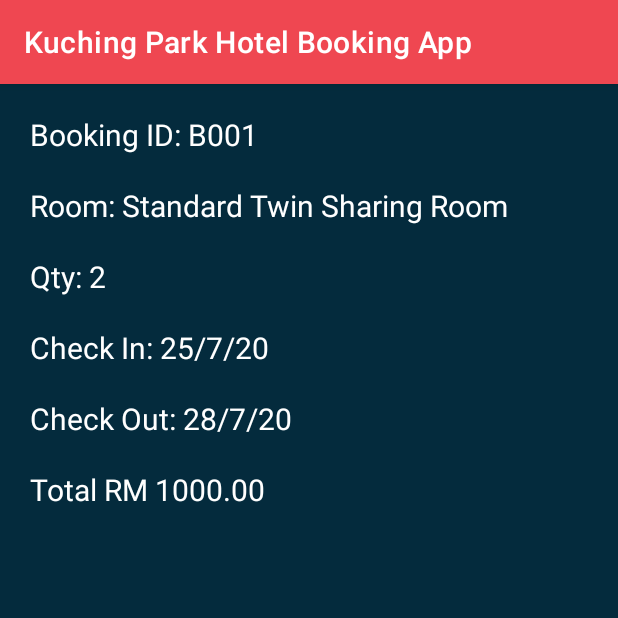
After one commit to TeradonGenesis/Booking_App, an Android app: the Booking_History_Detail_Activity screen opened directly, with no data from a screen before it, on a phone screen of 412 x 824 dp, the top half of it. The commit adds this screen. Run offline under Robolectric (Android 15) with nearby library versions, the phone set to English and light mode, and no system bars; network calls fail; 8 statements that could not run were skipped.

Commit message:
LJL fixes

```diff
--- a/Kuching_Park_Hotel/app/src/main/AndroidManifest.xml
+++ b/Kuching_Park_Hotel/app/src/main/AndroidManifest.xml
@@ -17,6 +17,7 @@
         android:supportsRtl="true"
         android:theme="@style/AppTheme"
         android:usesCleartextTraffic="true">
+        <activity android:name=".Booking_History_Detail_Activity"></activity>
         <activity
             android:name=".Room_Info_Activity"
             android:label="@string/title_activity_room__info_"
--- /dev/null
+++ b/Kuching_Park_Hotel/app/src/main/java/com/example/kuching_park_hotel/Booking_History_Detail_Activity.java
@@ -0,0 +1,64 @@
+package com.example.kuching_park_hotel;
+
+import androidx.appcompat.app.AppCompatActivity;
+
+import android.os.Bundle;
+import android.widget.TextView;
+
+import java.util.HashMap;
+
+public class Booking_History_Detail_Activity extends AppCompatActivity {
+
+    private int booking_id, room_id, guest_ref, room_qty;
+    private String check_in, check_out, room_name;
+    private float total;
+
+    private TextView textView_booking_id, textView_room_qty, textView_check_in, textView_check_out, textView_room_name, textView_total;
+
+    @Override
+    protected void onCreate(Bundle savedInstanceState) {
+        super.onCreate(savedInstanceState);
+        setContentView(R.layout.activity_booking__history__detail_);
+        getBundle();
+        init();
+    }
+
+    public void init() {
+        textView_booking_id = findViewById(R.id.textView_history_booking_id);
+        textView_room_qty = findViewById(R.id.textView_history_room_qty);
+        textView_check_in = findViewById(R.id.textView_history_check_in);
+        textView_check_out = findViewById(R.id.textView_history_check_out);
+        textView_room_name = findViewById(R.id.textView_history_room_name);
+        textView_total = findViewById(R.id.textView_history_total);
+    }
+
+    //Function to receive data from activity
+    public void getBundle() {
+        Bundle history = getIntent().getExtras();
+        booking_id = history.getInt("booking_id");
+        room_id = history.getInt("room_id");
+        guest_ref = history.getInt("guest_ref");
+        room_qty = history.getInt("room_qty");
+        check_in = history.getString("check_in");
+        check_out = history.getString("check_out");
+        room_name = history.getString("room_name");
+        total = history.getFloat("total");
+    }
+
+    public void setText() {
+
+        String id = "Booking ID: " + booking_id;
+        String name = "Room: " + room_name;
+        String qty = "Qty: " + room_qty + " rooms";
+        String in = "Check In: " + check_in;
+        String out = "Check out: " + check_out;
+        String total = "Total: ";
+
+        textView_room_qty = findViewById(R.id.textView_history_room_qty);
+        textView_check_in = findViewById(R.id.textView_history_check_in);
+        textView_check_out = findViewById(R.id.textView_history_check_out);
+        textView_room_name = findViewById(R.id.textView_history_room_name);
+        textView_total = findViewById(R.id.textView_history_total);
+    }
+
+}
--- a/Kuching_Park_Hotel/app/src/main/java/com/example/kuching_park_hotel/MyBookingsAdapter.java
+++ b/Kuching_Park_Hotel/app/src/main/java/com/example/kuching_park_hotel/MyBookingsAdapter.java
@@ -33,11 +33,11 @@ public class MyBookingsAdapter extends RecyclerView.Adapter<MyBookingsAdapter.Bo
     public void onBindViewHolder(@NonNull BookingsViewHolder holder, int position) {
         Booking_History booking = bookingHistoryArrayList.get(position);
         String name = booking.getRoom_name();
-        float price = booking.getTotal();
+        String price = "RM " + booking.getTotal() + "0";
         String duration = booking.getCheck_in() + " - " + booking.getCheck_out();
 
         holder.roomName.setText(name);
-        holder.price.setText(String.valueOf(price));
+        holder.price.setText(price);
         holder.duration.setText(duration);
     }
 
@@ -71,7 +71,7 @@ public class MyBookingsAdapter extends RecyclerView.Adapter<MyBookingsAdapter.Bo
             String room_name = bookingHistoryArrayList.get(pos).getRoom_name();
             float total = bookingHistoryArrayList.get(pos).getTotal();
 
-            Intent intent = new Intent(v.getContext(), MyBookingsFragment.class);
+            Intent intent = new Intent(v.getContext(), Booking_History_Detail_Activity.class);
             Bundle detail_bundle = new Bundle();
             detail_bundle.putInt("booking_id", booking_id);
             detail_bundle.putInt("room_id", room_id);
@@ -80,7 +80,7 @@ public class MyBookingsAdapter extends RecyclerView.Adapter<MyBookingsAdapter.Bo
             detail_bundle.putString("check_in", check_in);
             detail_bundle.putString("check_out", check_out);
             detail_bundle.putString("room_name", room_name);
-            detail_bundle.putFloat("stocks", total);
+            detail_bundle.putFloat("total", total);
 
             intent.putExtras(detail_bundle);
             v.getContext().startActivity(intent);
--- /dev/null
+++ b/Kuching_Park_Hotel/app/src/main/res/layout/activity_booking__history__detail_.xml
@@ -0,0 +1,83 @@
+<?xml version="1.0" encoding="utf-8"?>
+<androidx.constraintlayout.widget.ConstraintLayout xmlns:android="http://schemas.android.com/apk/res/android"
+    xmlns:app="http://schemas.android.com/apk/res-auto"
+    xmlns:tools="http://schemas.android.com/tools"
+    android:layout_width="match_parent"
+    android:layout_height="match_parent"
+    android:background="@color/darkblue"
+    android:padding="10dp"
+    tools:context="com.example.kuching_park_hotel.Booking_History_Detail_Activity">
+
+    <TextView
+        android:id="@+id/textView_history_booking_id"
+        android:layout_width="match_parent"
+        android:layout_height="wrap_content"
+        android:text="Booking ID: B001"
+        android:textSize="20sp"
+        android:padding="10dp"
+        android:textColor="@color/white"
+        app:layout_constraintTop_toTopOf="parent"
+        app:layout_constraintLeft_toLeftOf="parent"
+        />
+
+    <TextView
+        android:id="@+id/textView_history_room_name"
+        android:layout_width="match_parent"
+        android:layout_height="wrap_content"
+        android:text="Room: Standard Twin Sharing Room"
+        android:textSize="20sp"
+        android:padding="10dp"
+        android:textColor="@color/white"
+        app:layout_constraintTop_toBottomOf="@id/textView_history_booking_id"
+        app:layout_constraintLeft_toLeftOf="parent"
+        />
+
+    <TextView
+        android:id="@+id/textView_history_room_qty"
+        android:layout_width="match_parent"
+        android:layout_height="wrap_content"
+        android:text="Qty: 2"
+        android:textSize="20sp"
+        android:padding="10dp"
+        android:textColor="@color/white"
+        app:layout_constraintTop_toBottomOf="@id/textView_history_room_name"
+        app:layout_constraintLeft_toLeftOf="parent"
+        />
+
+    <TextView
+        android:id="@+id/textView_history_check_in"
+        android:layout_width="match_parent"
+        android:layout_height="wrap_content"
+        android:text="Check In: 25/7/20"
+        android:textSize="20sp"
+        android:padding="10dp"
+        android:textColor="@color/white"
+        app:layout_constraintTop_toBottomOf="@id/textView_history_room_qty"
+        app:layout_constraintLeft_toLeftOf="parent"
+        />
+
+    <TextView
+        android:id="@+id/textView_history_check_out"
+        android:layout_width="match_parent"
+        android:layout_height="wrap_content"
+        android:text="Check Out: 28/7/20"
+        android:textSize="20sp"
+        android:padding="10dp"
+        android:textColor="@color/white"
+        app:layout_constraintTop_toBottomOf="@id/textView_history_check_in"
+        app:layout_constraintLeft_toLeftOf="parent"
+        />
+
+    <TextView
+        android:id="@+id/textView_history_total"
+        android:layout_width="match_parent"
+        android:layout_height="wrap_content"
+        android:text="Total RM 1000.00"
+        android:textSize="20sp"
+        android:padding="10dp"
+        android:textColor="@color/white"
+        app:layout_constraintTop_toBottomOf="@id/textView_history_check_out"
+        app:layout_constraintLeft_toLeftOf="parent"
+        />
+
+</androidx.constraintlayout.widget.ConstraintLayout>
```
